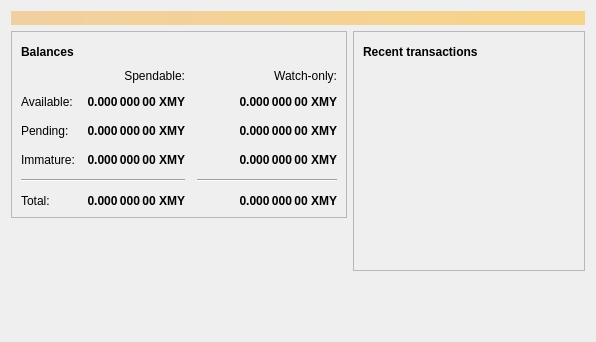
The window that src/qt/forms/overviewpage.ui (badcoin-net/Badcoin) describes before a commit, drawn with Qt 5.
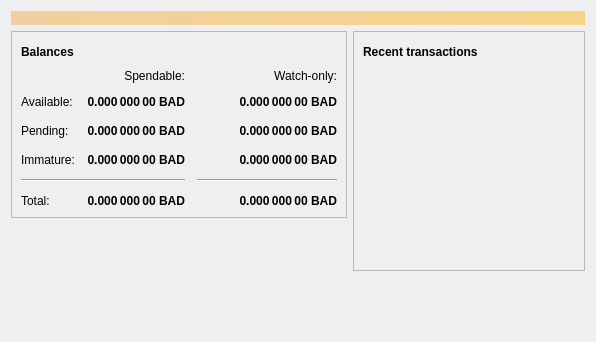
The same window after the commit. Icons and pictures are not drawn.

Diff of the .ui file:
```diff
--- a/src/qt/forms/overviewpage.ui
+++ b/src/qt/forms/overviewpage.ui
@@ -129,7 +129,7 @@
                <string>Unconfirmed transactions to watch-only addresses</string>
               </property>
               <property name="text">
-               <string notr="true">0.000 000 00 XMY</string>
+               <string notr="true">0.000 000 00 BAD</string>
               </property>
               <property name="alignment">
                <set>Qt::AlignRight|Qt::AlignTrailing|Qt::AlignVCenter</set>
@@ -154,7 +154,7 @@
                <string>Total of transactions that have yet to be confirmed, and do not yet count toward the spendable balance</string>
               </property>
               <property name="text">
-               <string notr="true">0.000 000 00 XMY</string>
+               <string notr="true">0.000 000 00 BAD</string>
               </property>
               <property name="alignment">
                <set>Qt::AlignRight|Qt::AlignTrailing|Qt::AlignVCenter</set>
@@ -179,7 +179,7 @@
                <string>Mined balance in watch-only addresses that has not yet matured</string>
               </property>
               <property name="text">
-               <string notr="true">0.000 000 00 XMY</string>
+               <string notr="true">0.000 000 00 BAD</string>
               </property>
               <property name="alignment">
                <set>Qt::AlignRight|Qt::AlignTrailing|Qt::AlignVCenter</set>
@@ -237,7 +237,7 @@
                <string>Mined balance that has not yet matured</string>
               </property>
               <property name="text">
-               <string notr="true">0.000 000 00 XMY</string>
+               <string notr="true">0.000 000 00 BAD</string>
               </property>
               <property name="alignment">
                <set>Qt::AlignRight|Qt::AlignTrailing|Qt::AlignVCenter</set>
@@ -282,7 +282,7 @@
                <string>Your current total balance</string>
               </property>
               <property name="text">
-               <string notr="true">0.000 000 00 XMY</string>
+               <string notr="true">0.000 000 00 BAD</string>
               </property>
               <property name="alignment">
                <set>Qt::AlignRight|Qt::AlignTrailing|Qt::AlignVCenter</set>
@@ -307,7 +307,7 @@
                <string>Current total balance in watch-only addresses</string>
               </property>
               <property name="text">
-               <string notr="true">0.000 000 00 XMY</string>
+               <string notr="true">0.000 000 00 BAD</string>
               </property>
               <property name="alignment">
                <set>Qt::AlignRight|Qt::AlignTrailing|Qt::AlignVCenter</set>
@@ -349,7 +349,7 @@
                <string>Your current spendable balance</string>
               </property>
               <property name="text">
-               <string notr="true">0.000 000 00 XMY</string>
+               <string notr="true">0.000 000 00 BAD</string>
               </property>
               <property name="alignment">
                <set>Qt::AlignRight|Qt::AlignTrailing|Qt::AlignVCenter</set>
@@ -374,7 +374,7 @@
                <string>Your current balance in watch-only addresses</string>
               </property>
               <property name="text">
-               <string notr="true">0.000 000 00 XMY</string>
+               <string notr="true">0.000 000 00 BAD</string>
               </property>
               <property name="alignment">
                <set>Qt::AlignRight|Qt::AlignTrailing|Qt::AlignVCenter</set>
```
